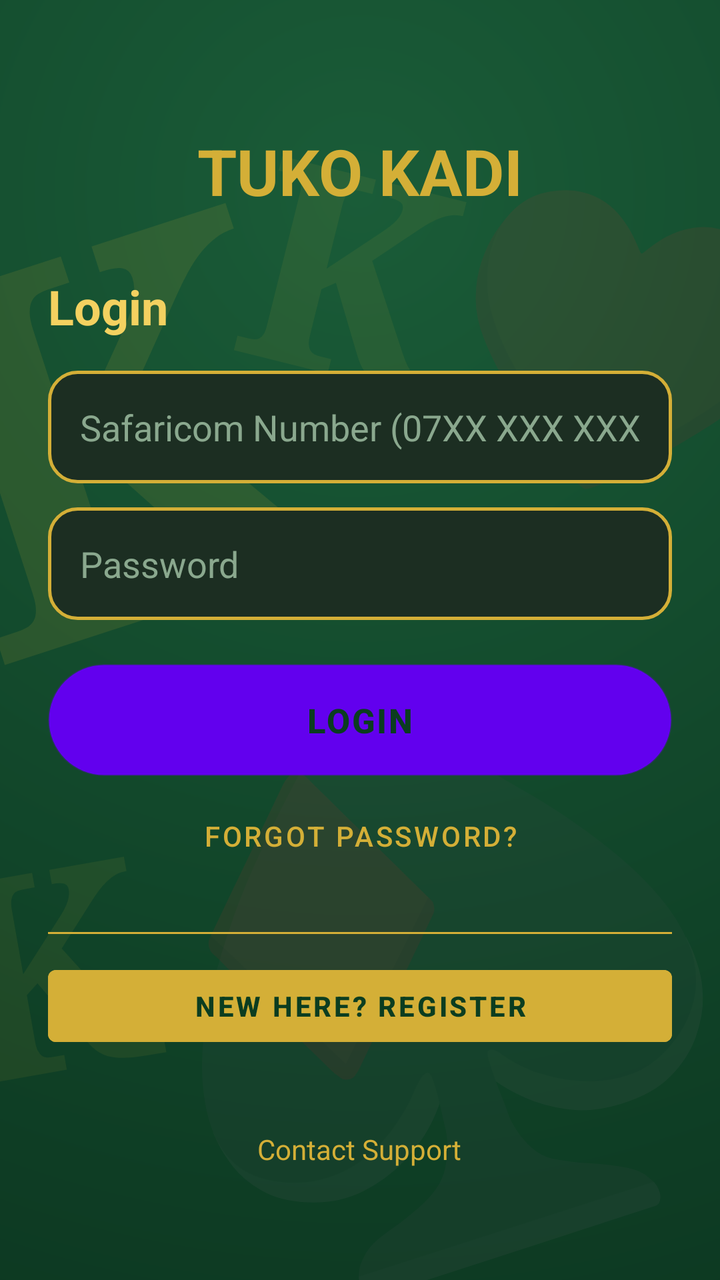
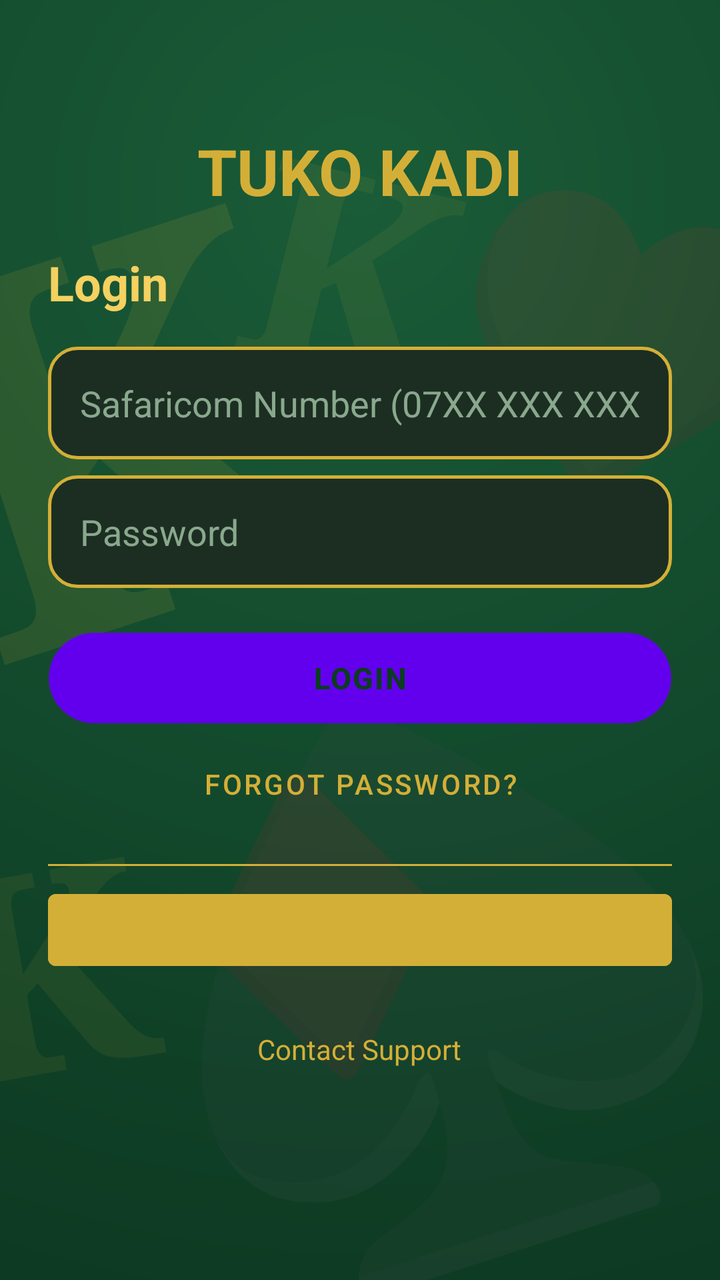

An Android layout rendered at two revisions. The XML below is the earlier revision; the diff shows what the commit changed to produce the second picture.
<!-- AndroidManifest.xml: fallback theme Theme.MaterialComponents.DayNight.NoActionBar -->
<!-- res/layout/activity_auth.xml -->
<FrameLayout xmlns:android="http://schemas.android.com/apk/res/android"
    android:layout_width="match_parent"
    android:layout_height="match_parent"
    android:background="@drawable/bg_login_gradient">

    <TextView
        android:layout_width="wrap_content"
        android:layout_height="wrap_content"
        android:layout_gravity="center"
        android:text="K&#9824;"
        android:textColor="#1FD4AF37"
        android:textSize="260sp"
        android:textStyle="bold"
        android:rotation="-18"
        android:fontFamily="serif"/>

    <TextView
        android:layout_width="wrap_content"
        android:layout_height="wrap_content"
        android:layout_gravity="top|end"
        android:layout_marginTop="60dp"
        android:layout_marginEnd="-40dp"
        android:text="K&#9829;"
        android:textColor="#14D4AF37"
        android:textSize="140sp"
        android:textStyle="bold"
        android:rotation="14"
        android:fontFamily="serif"/>

    <TextView
        android:layout_width="wrap_content"
        android:layout_height="wrap_content"
        android:layout_gravity="bottom|start"
        android:layout_marginBottom="80dp"
        android:layout_marginStart="-30dp"
        android:text="K&#9830;"
        android:textColor="#14D4AF37"
        android:textSize="140sp"
        android:textStyle="bold"
        android:rotation="-10"
        android:fontFamily="serif"/>

    <ScrollView
        android:layout_width="match_parent"
        android:layout_height="match_parent"
        android:background="@android:color/transparent"
        android:fillViewport="true">

    <LinearLayout
        android:layout_width="match_parent"
        android:layout_height="wrap_content"
        android:orientation="vertical"
        android:gravity="center_horizontal"
        android:padding="24dp">

        <TextView
            android:layout_width="wrap_content"
            android:layout_height="wrap_content"
            android:layout_marginTop="40dp"
            android:text="TUKO KADI"
            android:textColor="#D4AF37"
            android:textSize="32sp"
            android:textStyle="bold"/>

        <LinearLayout
            android:id="@+id/loginSection"
            android:layout_width="match_parent"
            android:layout_height="wrap_content"
            android:orientation="vertical"
            android:layout_marginTop="30dp">

            <TextView
                android:layout_width="wrap_content"
                android:layout_height="wrap_content"
                android:text="Login"
                android:textColor="#F4D160"
                android:textSize="24sp"
                android:textStyle="bold"
                android:layout_marginBottom="16dp"/>

            <EditText
                android:id="@+id/loginPhone"
                android:layout_width="match_parent"
                android:layout_height="wrap_content"
                android:hint="Safaricom Number (07XX XXX XXX)"
                android:inputType="phone"
                android:background="@drawable/input_field_bg"
                android:padding="16dp"
                android:textColorHint="#8AA88E"
                android:textColor="#F4E9C9"
                android:textCursorDrawable="@null"
                android:layout_marginBottom="12dp"/>

            <EditText
                android:id="@+id/loginPassword"
                android:layout_width="match_parent"
                android:layout_height="wrap_content"
                android:hint="Password"
                android:inputType="textPassword"
                android:background="@drawable/input_field_bg"
                android:padding="16dp"
                android:textColorHint="#8AA88E"
                android:textColor="#F4E9C9"
                android:textCursorDrawable="@null"
                android:layout_marginBottom="16dp"/>

            <Button
                android:id="@+id/loginButton"
                android:layout_width="match_parent"
                android:layout_height="wrap_content"
                android:text="LOGIN"
                android:textColor="#0B3D20"
                android:textStyle="bold"
                android:textSize="17sp"
                android:letterSpacing="0.05"
                android:minHeight="56dp"
                android:layout_marginTop="6dp"
                android:background="@drawable/btn_login_gold"/>

            <Button
                android:id="@+id/forgotPasswordButton"
                android:layout_width="match_parent"
                android:layout_height="wrap_content"
                android:text="Forgot Password?"
                android:textColor="#D4AF37"
                android:background="@android:color/transparent"
                android:layout_marginTop="6dp"/>

        </LinearLayout>

        <View
            android:layout_width="match_parent"
            android:layout_height="1dp"
            android:background="#D4AF37"
            android:layout_marginTop="24dp"
            android:layout_marginBottom="12dp"/>

        <Button
            android:id="@+id/showRegisterButton"
            android:layout_width="match_parent"
            android:layout_height="wrap_content"
            android:text="New here? Register"
            android:textColor="#0B3D20"
            android:textStyle="bold"
            android:backgroundTint="#D4AF37"/>

        <LinearLayout
            android:id="@+id/registerSection"
            android:layout_width="match_parent"
            android:layout_height="wrap_content"
            android:orientation="vertical"
            android:visibility="gone"
            android:layout_marginTop="20dp">

            <TextView
                android:layout_width="wrap_content"
                android:layout_height="wrap_content"
                android:text="Register"
                android:textColor="#F4D160"
                android:textSize="24sp"
                android:textStyle="bold"
                android:layout_marginBottom="16dp"/>

            <EditText
                android:id="@+id/registerName"
                android:layout_width="match_parent"
                android:layout_height="wrap_content"
                android:hint="Full Name"
                android:background="@drawable/input_field_bg"
                android:padding="16dp"
                android:textColorHint="#8AA88E"
                android:textColor="#F4E9C9"
                android:textCursorDrawable="@null"
                android:layout_marginBottom="12dp"/>

            <EditText
                android:id="@+id/registerPhone"
                android:layout_width="match_parent"
                android:layout_height="wrap_content"
                android:hint="Safaricom Number (07XX XXX XXX)"
                android:inputType="phone"
                android:background="@drawable/input_field_bg"
                android:padding="16dp"
                android:textColorHint="#8AA88E"
                android:textColor="#F4E9C9"
                android:textCursorDrawable="@null"
                android:layout_marginBottom="12dp"/>

            <EditText
                android:id="@+id/registerPassword"
                android:layout_width="match_parent"
                android:layout_height="wrap_content"
                android:hint="Password"
                android:inputType="textPassword"
                android:background="@drawable/input_field_bg"
                android:padding="16dp"
                android:textColorHint="#8AA88E"
                android:textColor="#F4E9C9"
                android:textCursorDrawable="@null"
                android:layout_marginBottom="12dp"/>

            <EditText
                android:id="@+id/registerConfirmPassword"
                android:layout_width="match_parent"
                android:layout_height="wrap_content"
                android:hint="Confirm Password"
                android:inputType="textPassword"
                android:background="@drawable/input_field_bg"
                android:padding="16dp"
                android:textColorHint="#8AA88E"
                android:textColor="#F4E9C9"
                android:textCursorDrawable="@null"
                android:layout_marginBottom="16dp"/>

            <Button
                android:id="@+id/registerButton"
                android:layout_width="match_parent"
                android:layout_height="wrap_content"
                android:text="CREATE ACCOUNT"
                android:textColor="#0B3D20"
                android:textStyle="bold"
                android:textSize="17sp"
                android:letterSpacing="0.05"
                android:minHeight="56dp"
                android:background="@drawable/btn_login_gold"/>

        </LinearLayout>

        <TextView
            android:id="@+id/contactSupportText"
            android:layout_width="wrap_content"
            android:layout_height="wrap_content"
            android:text="Contact Support"
            android:textColor="#D4AF37"
            android:textSize="14sp"
            android:layout_marginTop="30dp"
            android:layout_marginBottom="20dp"
            android:padding="8dp"/>

    </LinearLayout>
</ScrollView>

</FrameLayout>
<!-- resources referenced by this layout -->
<resources>
  <!-- drawable bg_login_gradient (drawable) -->
  <?xml version="1.0" encoding="utf-8"?>
  <shape xmlns:android="http://schemas.android.com/apk/res/android">
      <gradient
          android:type="radial"
          android:gradientRadius="900dp"
          android:centerX="0.5"
          android:centerY="0.15"
          android:startColor="#1A5C38"
          android:centerColor="#0F4026"
          android:endColor="#082818" />
  </shape>
  <!-- drawable btn_login_gold (drawable) -->
  <?xml version="1.0" encoding="utf-8"?>
  <shape xmlns:android="http://schemas.android.com/apk/res/android"
      android:shape="rectangle">
      <corners android:radius="100dp" />
      <gradient
          android:type="linear"
          android:angle="45"
          android:startColor="#F4D160"
          android:centerColor="#D4AF37"
          android:endColor="#B8860B" />
      <stroke android:width="1dp" android:color="#33FFFFFF" />
  </shape>
  <!-- drawable input_field_bg (drawable) -->
  <?xml version="1.0" encoding="utf-8"?>
  <shape xmlns:android="http://schemas.android.com/apk/res/android">
      <solid android:color="#1C2E22" />
      <corners android:radius="14dp" />
      <stroke android:width="1.5dp" android:color="#D4AF37" />
      <padding android:left="18dp" android:right="18dp" android:top="14dp" android:bottom="14dp" />
  </shape>
</resources>

<!-- the commit's change to res/layout/activity_auth.xml (unified diff, before → after) -->
@@ -67,7 +67,7 @@
             android:layout_width="match_parent"
             android:layout_height="wrap_content"
             android:orientation="vertical"
-            android:layout_marginTop="30dp">
+            android:layout_marginTop="18dp">
 
             <TextView
                 android:layout_width="wrap_content"
@@ -89,7 +89,7 @@
                 android:textColorHint="#8AA88E"
                 android:textColor="#F4E9C9"
                 android:textCursorDrawable="@null"
-                android:layout_marginBottom="12dp"/>
+                android:layout_marginBottom="8dp"/>
 
             <EditText
                 android:id="@+id/loginPassword"
@@ -111,9 +111,9 @@
                 android:text="LOGIN"
                 android:textColor="#0B3D20"
                 android:textStyle="bold"
-                android:textSize="17sp"
+                android:textSize="15sp"
                 android:letterSpacing="0.05"
-                android:minHeight="56dp"
+                android:minHeight="46dp"
                 android:layout_marginTop="6dp"
                 android:background="@drawable/btn_login_gold"/>
 
@@ -132,15 +132,15 @@
             android:layout_width="match_parent"
             android:layout_height="1dp"
             android:background="#D4AF37"
-            android:layout_marginTop="24dp"
-            android:layout_marginBottom="12dp"/>
+            android:layout_marginTop="16dp"
+            android:layout_marginBottom="8dp"/>
 
         <Button
             android:id="@+id/showRegisterButton"
             android:layout_width="match_parent"
             android:layout_height="wrap_content"
             android:text="New here? Register"
-            android:textColor="#0B3D20"
+            android:textColor="#D4AF37"
             android:textStyle="bold"
             android:backgroundTint="#D4AF37"/>
 
@@ -150,7 +150,7 @@
             android:layout_height="wrap_content"
             android:orientation="vertical"
             android:visibility="gone"
-            android:layout_marginTop="20dp">
+            android:layout_marginTop="14dp">
 
             <TextView
                 android:layout_width="wrap_content"
@@ -171,7 +171,7 @@
                 android:textColorHint="#8AA88E"
                 android:textColor="#F4E9C9"
                 android:textCursorDrawable="@null"
-                android:layout_marginBottom="12dp"/>
+                android:layout_marginBottom="8dp"/>
 
             <EditText
                 android:id="@+id/registerPhone"
@@ -184,7 +184,7 @@
                 android:textColorHint="#8AA88E"
                 android:textColor="#F4E9C9"
                 android:textCursorDrawable="@null"
-                android:layout_marginBottom="12dp"/>
+                android:layout_marginBottom="8dp"/>
 
             <EditText
                 android:id="@+id/registerPassword"
@@ -197,7 +197,7 @@
                 android:textColorHint="#8AA88E"
                 android:textColor="#F4E9C9"
                 android:textCursorDrawable="@null"
-                android:layout_marginBottom="12dp"/>
+                android:layout_marginBottom="8dp"/>
 
             <EditText
                 android:id="@+id/registerConfirmPassword"
@@ -219,9 +219,9 @@
                 android:text="CREATE ACCOUNT"
                 android:textColor="#0B3D20"
                 android:textStyle="bold"
-                android:textSize="17sp"
+                android:textSize="15sp"
                 android:letterSpacing="0.05"
-                android:minHeight="56dp"
+                android:minHeight="46dp"
                 android:background="@drawable/btn_login_gold"/>
 
         </LinearLayout>
@@ -233,8 +233,8 @@
             android:text="Contact Support"
             android:textColor="#D4AF37"
             android:textSize="14sp"
-            android:layout_marginTop="30dp"
-            android:layout_marginBottom="20dp"
+            android:layout_marginTop="18dp"
+            android:layout_marginBottom="12dp"
             android:padding="8dp"/>
 
     </LinearLayout>
